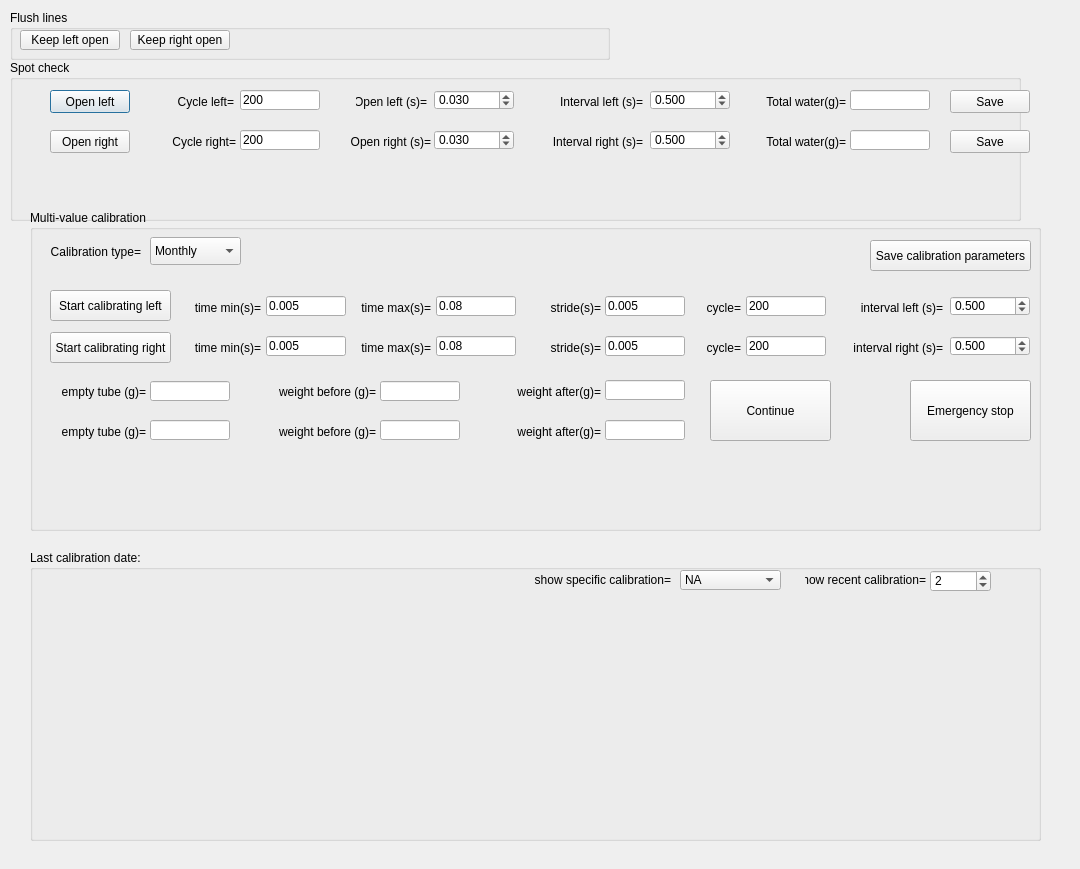
This is src/foraging_gui/Calibration.ui in AllenNeuralDynamics/dynamic-foraging-task as Qt 5 draws it before an edit. The edited form follows.
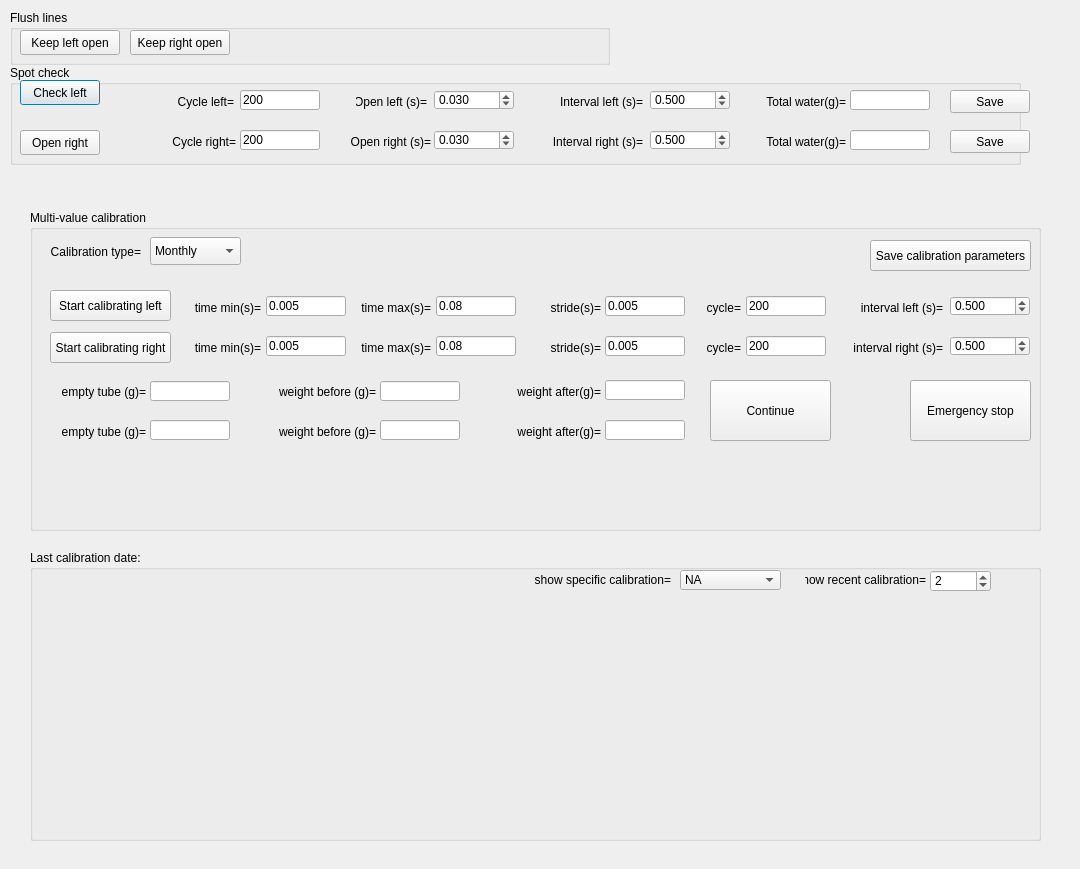
This is the edited form.

What changed in the file:
```diff
--- a/src/foraging_gui/Calibration.ui
+++ b/src/foraging_gui/Calibration.ui
@@ -232,14 +232,14 @@
   <widget class="QPushButton" name="OpenLeft">
    <property name="geometry">
     <rect>
-     <x>50</x>
-     <y>90</y>
+     <x>20</x>
+     <y>80</y>
      <width>80</width>
-     <height>23</height>
+     <height>25</height>
     </rect>
    </property>
    <property name="text">
-    <string>Open left</string>
+    <string>Check left</string>
    </property>
    <property name="checkable">
     <bool>true</bool>
@@ -248,10 +248,10 @@
   <widget class="QPushButton" name="OpenRight">
    <property name="geometry">
     <rect>
-     <x>50</x>
+     <x>20</x>
      <y>130</y>
      <width>80</width>
-     <height>23</height>
+     <height>25</height>
     </rect>
    </property>
    <property name="text">
@@ -267,7 +267,7 @@
      <x>20</x>
      <y>30</y>
      <width>100</width>
-     <height>20</height>
+     <height>25</height>
     </rect>
    </property>
    <property name="text">
@@ -283,7 +283,7 @@
      <x>130</x>
      <y>30</y>
      <width>100</width>
-     <height>20</height>
+     <height>25</height>
     </rect>
    </property>
    <property name="text">
@@ -993,7 +993,7 @@
      <x>10</x>
      <y>10</y>
      <width>600</width>
-     <height>50</height>
+     <height>55</height>
     </rect>
    </property>
    <property name="title">
@@ -1004,9 +1004,9 @@
    <property name="geometry">
     <rect>
      <x>10</x>
-     <y>60</y>
+     <y>65</y>
      <width>1011</width>
-     <height>161</height>
+     <height>100</height>
     </rect>
    </property>
    <property name="title">
```
